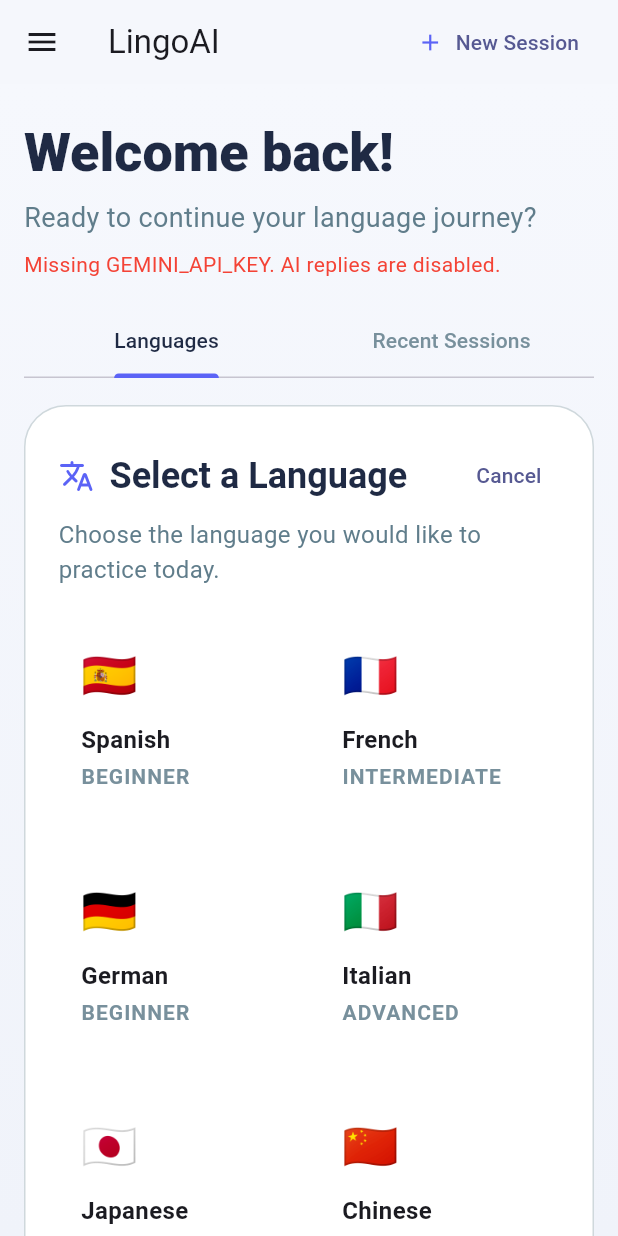
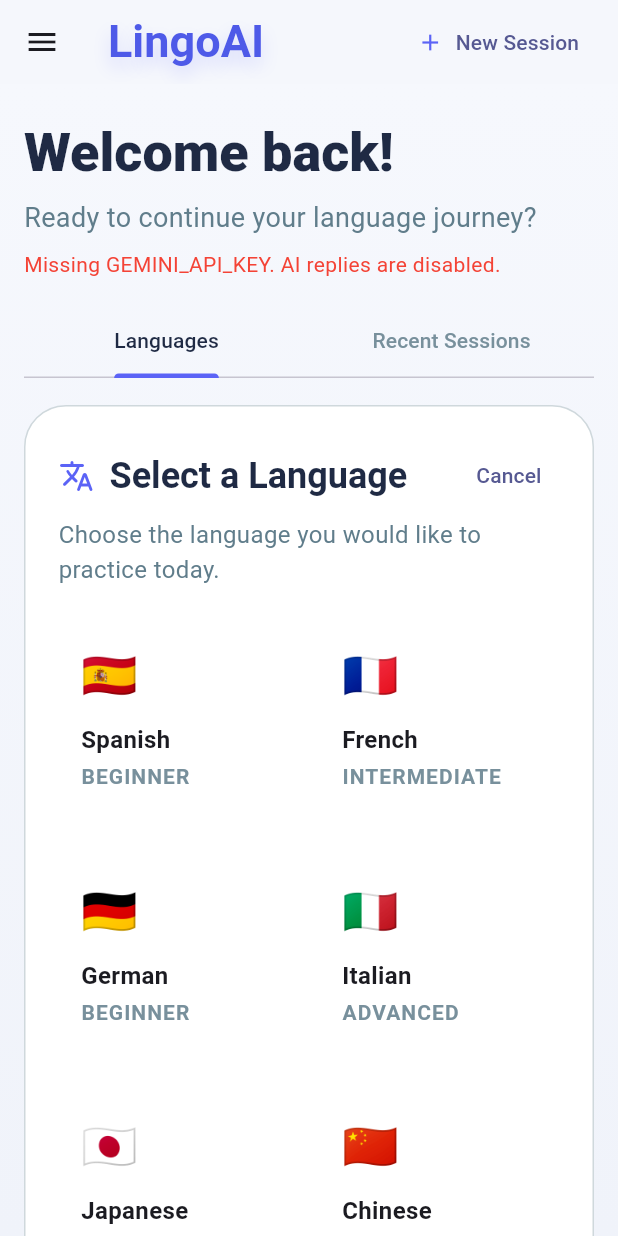
Before and after one commit to jbbye/Flutter_CSC464_Flutter_Final_Project-Group1-Section1-P001, a Flutter app: the screen it shows after launch, after a tap on "Create New Session", on a phone screen of 412 x 824 dp. Run offline on Flutter 3.47's test engine with Material 3 defaults, Android fonts, the phone set to English and light mode, and no system bars; our stand-ins replace cloud_firestore, firebase_core, google_generative_ai; accounts and stored records are empty; Roboto replaces fonts that are missing (Poppins).

Commit message:
fixed the logo

```diff
--- a/lib/screens/dashboard_screen.dart
+++ b/lib/screens/dashboard_screen.dart
@@ -111,16 +111,18 @@
         message = 'Firestore unavailable. Check internet and try again.';
       }
 
-      ScaffoldMessenger.of(context).showSnackBar(
-        SnackBar(content: Text(message)),
-      );
+      ScaffoldMessenger.of(
+        context,
+      ).showSnackBar(SnackBar(content: Text(message)));
     } catch (error) {
       if (!mounted) {
         return;
       }
 
       ScaffoldMessenger.of(context).showSnackBar(
-        SnackBar(content: Text('Unexpected error while creating session: $error')),
+        SnackBar(
+          content: Text('Unexpected error while creating session: $error'),
+        ),
       );
     } finally {
       if (mounted) {
@@ -175,7 +177,10 @@
 
     try {
       final firestore = FirebaseFirestore.instance;
-      final messagesRef = firestore.collection('chats').doc(chatId).collection('messages');
+      final messagesRef = firestore
+          .collection('chats')
+          .doc(chatId)
+          .collection('messages');
       final messagesSnapshot = await messagesRef.get();
 
       for (final chunk in messagesSnapshot.docs.chunked(400)) {
@@ -192,25 +197,27 @@
         return;
       }
 
-      ScaffoldMessenger.of(context).showSnackBar(
-        SnackBar(content: Text('$language session deleted.')),
-      );
+      ScaffoldMessenger.of(
+        context,
+      ).showSnackBar(SnackBar(content: Text('$language session deleted.')));
     } on FirebaseException catch (error) {
       if (!mounted) {
         return;
       }
 
       ScaffoldMessenger.of(context).showSnackBar(
-        SnackBar(content: Text('Delete failed: ${error.message ?? error.code}')),
+        SnackBar(
+          content: Text('Delete failed: ${error.message ?? error.code}'),
+        ),
       );
     } catch (error) {
       if (!mounted) {
         return;
       }
 
-      ScaffoldMessenger.of(context).showSnackBar(
-        SnackBar(content: Text('Delete failed: $error')),
-      );
+      ScaffoldMessenger.of(
+        context,
+      ).showSnackBar(SnackBar(content: Text('Delete failed: $error')));
     }
   }
 
@@ -325,10 +332,8 @@
                           chatId: doc.id,
                           language: language,
                         ),
-                        onDelete: () => _deleteSession(
-                          chatId: doc.id,
-                          language: language,
-                        ),
+                        onDelete: () =>
+                            _deleteSession(chatId: doc.id, language: language),
                       ),
                     );
                   }).toList(),
@@ -358,7 +363,21 @@
       appBar: isDesktop
           ? null
           : AppBar(
-              title: const Text('LingoAI'),
+              title: const Text(
+                'LingoAI',
+                style: TextStyle(
+                  fontSize: 30,
+                  fontWeight: FontWeight.w700,
+                  color: Color(0xFF4E5AE8),
+                  shadows: [
+                    Shadow(
+                      offset: Offset(0, 6),
+                      blurRadius: 14,
+                      color: Color(0x335B63F6),
+                    ),
+                  ],
+                ),
+              ),
               actions: [
                 TextButton.icon(
                   onPressed: _openLanguageTab,
@@ -449,10 +468,7 @@
 }
 
 class _Header extends StatelessWidget {
-  const _Header({
-    required this.showAction,
-    required this.onNewSession,
-  });
+  const _Header({required this.showAction, required this.onNewSession});
 
   final bool showAction;
   final VoidCallback onNewSession;
@@ -469,9 +485,9 @@
               Text(
                 'Welcome back!',
                 style: Theme.of(context).textTheme.displaySmall?.copyWith(
-                      fontWeight: FontWeight.w800,
-                      color: const Color(0xFF1F2A44),
-                    ),
+                  fontWeight: FontWeight.w800,
+                  color: const Color(0xFF1F2A44),
+                ),
               ),
               const SizedBox(height: 8),
               Text(
--- a/lib/widgets/app_sidebar.dart
+++ b/lib/widgets/app_sidebar.dart
@@ -1,10 +1,7 @@
 import 'package:flutter/material.dart';
 
 class AppSidebar extends StatelessWidget {
-  const AppSidebar({
-    super.key,
-    required this.onNewSession,
-  });
+  const AppSidebar({super.key, required this.onNewSession});
 
   final VoidCallback onNewSession;
 
@@ -54,6 +51,13 @@
                   fontSize: 30,
                   fontWeight: FontWeight.w700,
                   color: Color(0xFF4E5AE8),
+                  shadows: [
+                    Shadow(
+                      color: Color(0x334E5AE8),
+                      blurRadius: 14,
+                      offset: Offset(0, 6),
+                    ),
+                  ],
                 ),
               ),
             ],
--- a/pubspec.yaml
+++ b/pubspec.yaml
@@ -19,7 +19,7 @@
 version: 1.0.0+1
 
 environment:
-  sdk: ^3.11.4
+  sdk: ^3.11.0
 
 # Dependencies specify other packages that your package needs in order to work.
 # To automatically upgrade your package dependencies to the latest versions
```
Also changed, not shown: pubspec.lock, 1 other file.
